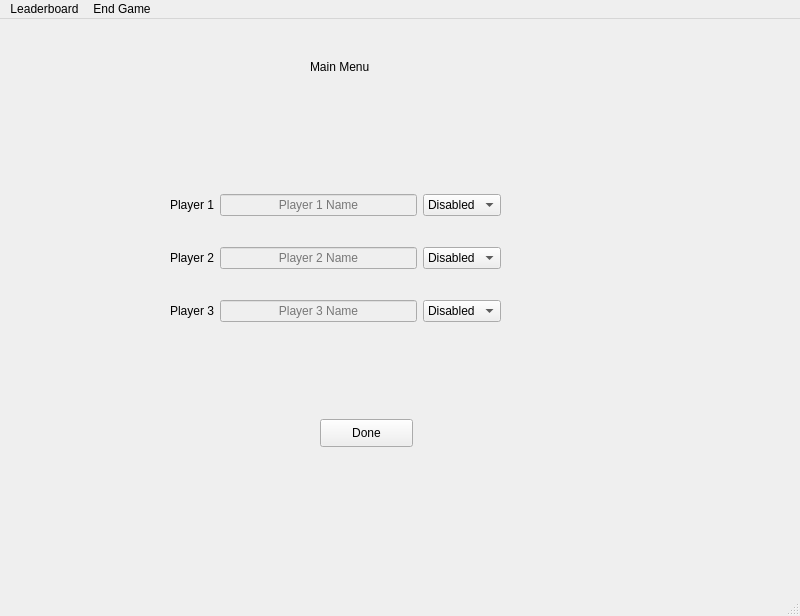
Qt form Connect4/mainboard.ui (ramirez-gabriela27/Connect-Four) before a commit.
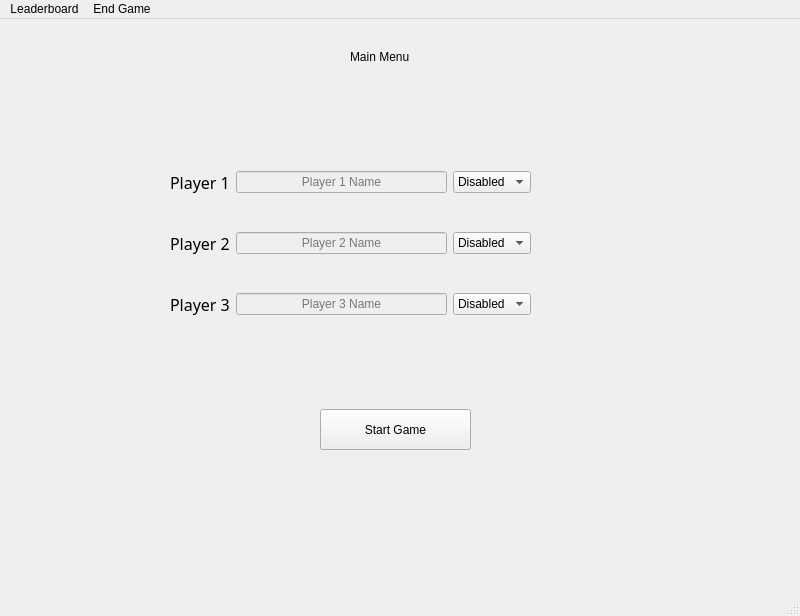
The same form after that commit. The open tabs and pages were chosen to show the change. Icons and pictures are not drawn.

The edit to the form file:
```diff
--- a/Connect4/mainboard.ui
+++ b/Connect4/mainboard.ui
@@ -10,6 +10,12 @@
     <height>616</height>
    </rect>
   </property>
+  <property name="minimumSize">
+   <size>
+    <width>800</width>
+    <height>616</height>
+   </size>
+  </property>
   <property name="windowTitle">
    <string>MainBoard</string>
   </property>
@@ -18,19 +24,19 @@
     <property name="geometry">
      <rect>
       <x>20</x>
-      <y>10</y>
+      <y>0</y>
       <width>761</width>
       <height>541</height>
      </rect>
     </property>
     <property name="currentIndex">
-     <number>1</number>
+     <number>0</number>
     </property>
     <widget class="QWidget" name="mainmenu">
      <widget class="QLabel" name="MainMenu_label">
       <property name="geometry">
        <rect>
-        <x>290</x>
+        <x>330</x>
         <y>30</y>
         <width>81</width>
         <height>16</height>
@@ -45,21 +51,21 @@
        <rect>
         <x>300</x>
         <y>390</y>
-        <width>93</width>
-        <height>28</height>
+        <width>151</width>
+        <height>41</height>
        </rect>
       </property>
       <property name="text">
-       <string>Done</string>
+       <string>Start Game</string>
       </property>
      </widget>
      <widget class="QWidget" name="gridLayoutWidget">
       <property name="geometry">
        <rect>
         <x>150</x>
-        <y>140</y>
-        <width>331</width>
-        <height>181</height>
+        <y>120</y>
+        <width>361</width>
+        <height>211</height>
        </rect>
       </property>
       <layout class="QGridLayout" name="gridLayout">
@@ -77,13 +83,6 @@
          </item>
         </widget>
        </item>
-       <item row="1" column="0">
-        <widget class="QLabel" name="p2_label">
-         <property name="text">
-          <string>Player 2</string>
-         </property>
-        </widget>
-       </item>
        <item row="1" column="1">
         <widget class="QLineEdit" name="p2_name">
          <property name="enabled">
@@ -114,15 +113,14 @@
          </item>
         </widget>
        </item>
-       <item row="2" column="0">
-        <widget class="QLabel" name="p3_label">
-         <property name="text">
-          <string>Player 3</string>
-         </property>
-        </widget>
-       </item>
        <item row="0" column="0">
         <widget class="QLabel" name="p1_label">
+         <property name="font">
+          <font>
+           <family>8514oem</family>
+           <pointsize>12</pointsize>
+          </font>
+         </property>
          <property name="text">
           <string>Player 1</string>
          </property>
@@ -177,15 +175,47 @@
          </item>
         </widget>
        </item>
+       <item row="1" column="0">
+        <widget class="QLabel" name="p2_label">
+         <property name="font">
+          <font>
+           <family>8514oem</family>
+           <pointsize>12</pointsize>
+          </font>
+         </property>
+         <property name="text">
+          <string>Player 2</string>
+         </property>
+         <property name="textFormat">
+          <enum>Qt::AutoText</enum>
+         </property>
+        </widget>
+       </item>
+       <item row="2" column="0">
+        <widget class="QLabel" name="p3_label">
+         <property name="font">
+          <font>
+           <family>8514oem</family>
+           <pointsize>12</pointsize>
+          </font>
+         </property>
+         <property name="text">
+          <string>Player 3</string>
+         </property>
+         <property name="textFormat">
+          <enum>Qt::AutoText</enum>
+         </property>
+        </widget>
+       </item>
       </layout>
      </widget>
      <widget class="QWidget" name="verticalLayoutWidget">
       <property name="geometry">
        <rect>
-        <x>500</x>
-        <y>140</y>
-        <width>71</width>
-        <height>181</height>
+        <x>530</x>
+        <y>120</y>
+        <width>81</width>
+        <height>211</height>
        </rect>
       </property>
       <layout class="QVBoxLayout" name="verticalLayout">
```
